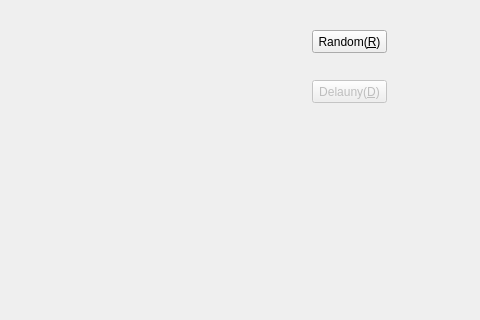
Old version of the form mainwindow.ui in the repository gaowm001/delaunay; both pictures show x 458 to 938 and y 0 to 320 of the 938 by 726 pixel window.
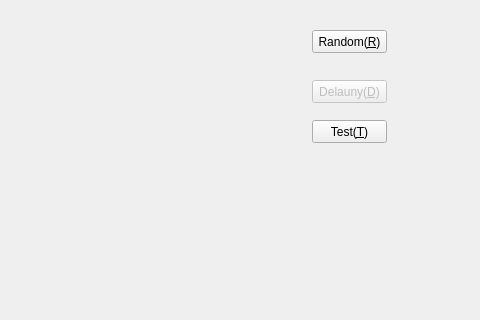
New version of the form.

Patch:
```diff
--- a/mainwindow.ui
+++ b/mainwindow.ui
@@ -68,6 +68,22 @@
      <string>Ctrl+D</string>
     </property>
    </widget>
+   <widget class="QPushButton" name="ButtonTest">
+    <property name="geometry">
+     <rect>
+      <x>770</x>
+      <y>120</y>
+      <width>75</width>
+      <height>23</height>
+     </rect>
+    </property>
+    <property name="text">
+     <string>Test(&amp;T)</string>
+    </property>
+    <property name="shortcut">
+     <string>Ctrl+T</string>
+    </property>
+   </widget>
   </widget>
   <widget class="QMenuBar" name="menubar">
    <property name="geometry">
```
